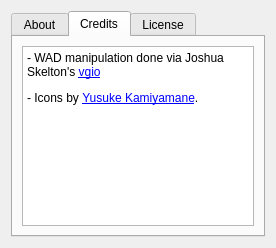
The window that ui/about.ui (tunalad/qthon) describes before a commit, drawn with Qt 5.
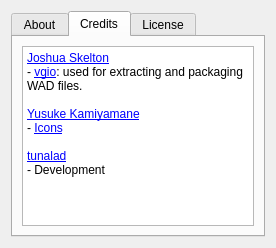
The same window after the commit. The open tabs and pages were chosen to show the change.

Patch:
```diff
--- a/ui/about.ui
+++ b/ui/about.ui
@@ -64,8 +64,20 @@
 &lt;html&gt;&lt;head&gt;&lt;meta name=&quot;qrichtext&quot; content=&quot;1&quot; /&gt;&lt;style type=&quot;text/css&quot;&gt;
 p, li { white-space: pre-wrap; }
 &lt;/style&gt;&lt;/head&gt;&lt;body style=&quot; font-family:'Sans Serif'; font-size:9pt; font-weight:400; font-style:normal;&quot;&gt;
-&lt;p style=&quot; margin-top:0px; margin-bottom:0px; margin-left:0px; margin-right:0px; -qt-block-indent:0; text-indent:0px;&quot;&gt;- WAD manipulation done via Joshua Skelton's &lt;a href=&quot;https://github.com/joshuaskelly/vgio&quot;&gt;&lt;span style=&quot; text-decoration: underline; color:#0000ff;&quot;&gt;vgio&lt;/span&gt;&lt;/a&gt;&lt;/p&gt;
-&lt;p style=&quot; margin-top:12px; margin-bottom:12px; margin-left:0px; margin-right:0px; -qt-block-indent:0; text-indent:0px;&quot;&gt;- Icons by &lt;a href=&quot;http://p.yusukekamiyamane.com/&quot;&gt;&lt;span style=&quot; text-decoration: underline; color:#0000ff;&quot;&gt;Yusuke Kamiyamane&lt;/span&gt;&lt;/a&gt;.&lt;/p&gt;&lt;/body&gt;&lt;/html&gt;</string>
+&lt;p style=&quot; margin-top:0px; margin-bottom:0px; margin-left:0px; margin-right:0px; -qt-block-indent:0; text-indent:0px;&quot;&gt;&lt;a href=&quot;https://joshuaskelton.com/&quot;&gt;&lt;span style=&quot; text-decoration: underline; color:#0000ff;&quot;&gt;Joshua Skelton&lt;/span&gt;&lt;/a&gt;&lt;/p&gt;
+&lt;p style=&quot; margin-top:0px; margin-bottom:0px; margin-left:0px; margin-right:0px; -qt-block-indent:0; text-indent:0px;&quot;&gt;- &lt;a href=&quot;https://github.com/joshuaskelly/vgio&quot;&gt;&lt;span style=&quot; text-decoration: underline; color:#0000ff;&quot;&gt;vgio&lt;/span&gt;&lt;/a&gt;: used for extracting and packaging WAD files.&lt;/p&gt;
+&lt;p style=&quot;-qt-paragraph-type:empty; margin-top:0px; margin-bottom:0px; margin-left:0px; margin-right:0px; -qt-block-indent:0; text-indent:0px;&quot;&gt;&lt;br /&gt;&lt;/p&gt;
+&lt;p style=&quot; margin-top:0px; margin-bottom:0px; margin-left:0px; margin-right:0px; -qt-block-indent:0; text-indent:0px;&quot;&gt;&lt;a href=&quot;https://p.yusukekamiyamane.com/&quot;&gt;&lt;span style=&quot; text-decoration: underline; color:#0000ff;&quot;&gt;Yusuke Kamiyamane&lt;/span&gt;&lt;/a&gt;&lt;/p&gt;
+&lt;p style=&quot; margin-top:0px; margin-bottom:0px; margin-left:0px; margin-right:0px; -qt-block-indent:0; text-indent:0px;&quot;&gt;- &lt;a href=&quot;https://p.yusukekamiyamane.com/&quot;&gt;&lt;span style=&quot; text-decoration: underline; color:#0000ff;&quot;&gt;Icons&lt;/span&gt;&lt;/a&gt;&lt;/p&gt;
+&lt;p style=&quot;-qt-paragraph-type:empty; margin-top:0px; margin-bottom:0px; margin-left:0px; margin-right:0px; -qt-block-indent:0; text-indent:0px;&quot;&gt;&lt;br /&gt;&lt;/p&gt;
+&lt;p style=&quot; margin-top:0px; margin-bottom:0px; margin-left:0px; margin-right:0px; -qt-block-indent:0; text-indent:0px;&quot;&gt;&lt;a href=&quot;https://github.com/tunalad/&quot;&gt;&lt;span style=&quot; text-decoration: underline; color:#0000ff;&quot;&gt;tunalad&lt;/span&gt;&lt;/a&gt;&lt;/p&gt;
+&lt;p style=&quot; margin-top:0px; margin-bottom:0px; margin-left:0px; margin-right:0px; -qt-block-indent:0; text-indent:0px;&quot;&gt;- Development&lt;/p&gt;&lt;/body&gt;&lt;/html&gt;</string>
+         </property>
+         <property name="openExternalLinks">
+          <bool>true</bool>
+         </property>
+         <property name="openLinks">
+          <bool>false</bool>
          </property>
         </widget>
        </item>
```
Left out of the diff: 3 changed lines with no effect on the pictures.
